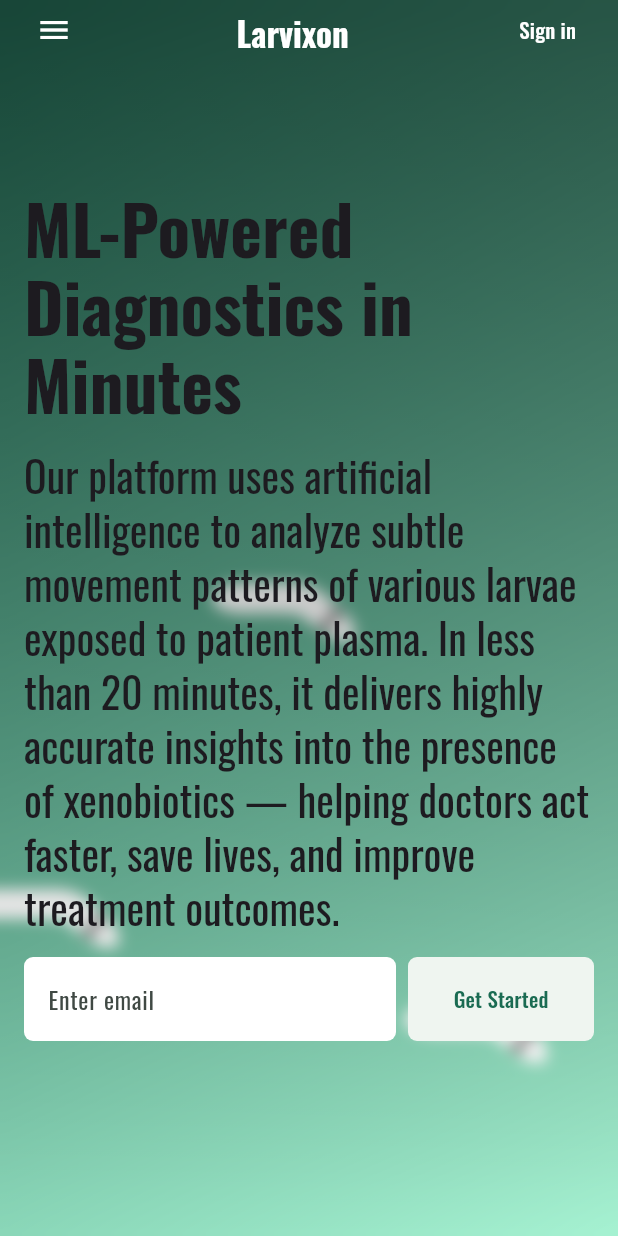
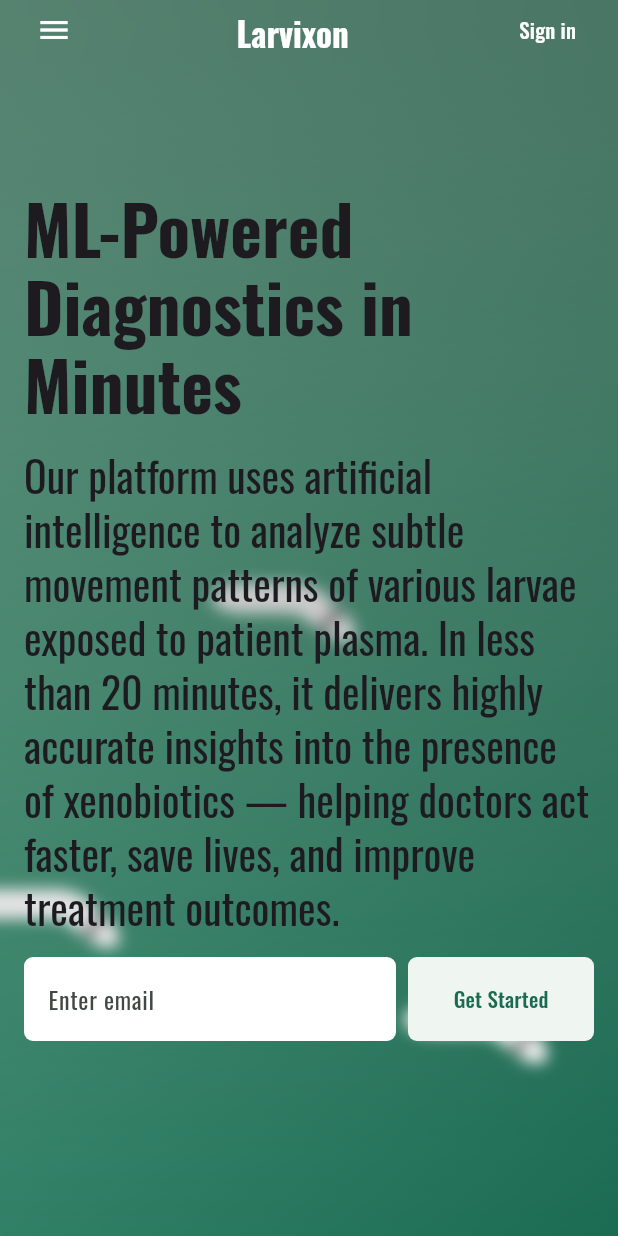
Before and after one commit to LarvixON-ZPI/larvixon-frontend, a Flutter app: the screen it shows after launch, on a phone screen of 412 x 824 dp. Run offline on Flutter 3.47's test engine with Material 3 defaults, Android fonts, the phone set to English and light mode, and no system bars; our stand-ins replace bloc, dio, equatable, file_picker, flutter_bloc, flutter_secure_storage and 6 more; missing offline and left inert: dart:ffi.

Commit message:
fix background colors p2

```diff
--- a/lib/src/common/widgets/background.dart
+++ b/lib/src/common/widgets/background.dart
@@ -8,13 +8,16 @@ class Background extends StatelessWidget {
 
   @override
   Widget build(BuildContext context) {
+    final colorScheme = Theme.of(context).colorScheme;
+    final isDark = colorScheme.brightness == Brightness.dark;
+
     return Container(
       decoration: BoxDecoration(
         gradient: LinearGradient(
-          colors: [
-            Theme.of(context).colorScheme.surfaceTint,
-            Theme.of(context).colorScheme.primaryContainer,
-          ],
+          colors: isDark
+              ? [colorScheme.inversePrimary, colorScheme.surfaceContainerLow]
+              : [colorScheme.inversePrimary, colorScheme.primary],
+
           begin: Alignment.topLeft,
           end: Alignment.bottomRight,
         ),
```
